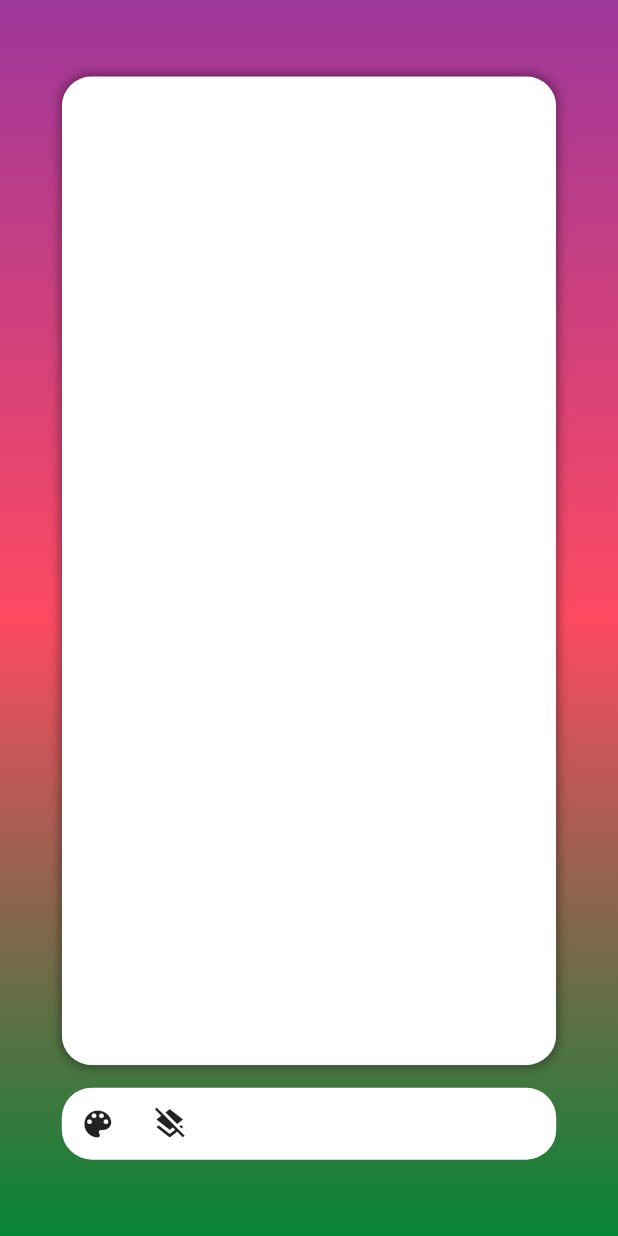
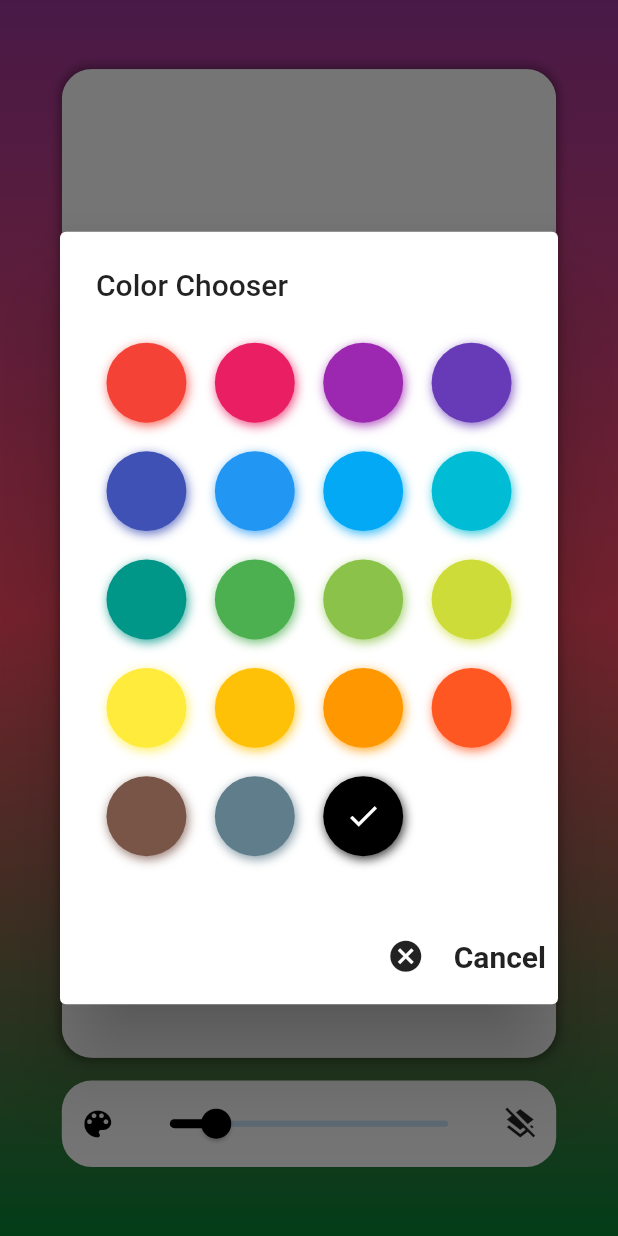
Before and after one commit to bilawalmehmood/Flutter-Paint-App-Using-Custom-Paint, a Flutter app: the screen it shows after launch, after a tap on the "color lens" icon, on a phone screen of 412 x 824 dp. Run offline on Flutter 3.47's test engine with Material 2 defaults, Android fonts, the phone set to English and light mode, and no system bars; drawn by our look-alikes of flutter_colorpicker; our stand-ins replace get.

Commit message:
completed app

```diff
--- /dev/null
+++ b/lib/models/drwing_area_model.dart
@@ -0,0 +1,11 @@
+// ignore_for_file: public_member_api_docs, sort_constructors_first
+import 'package:flutter/widgets.dart';
+
+class DrwingAreaModel {
+  Offset? point;
+  Paint? areaPaint;
+  DrwingAreaModel({
+    this.point,
+    this.areaPaint,
+  });
+}
--- a/lib/screens/home/components/my_custom_painter.dart
+++ b/lib/screens/home/components/my_custom_painter.dart
@@ -1,12 +1,19 @@
 import 'dart:ui';
 
 import 'package:flutter/material.dart';
+import 'package:flutter_painting_app/models/drwing_area_model.dart';
 import 'package:get/get.dart';
 
 class MyCustomPainter extends CustomPainter {
-  List<Offset?> points = [];
+  List<DrwingAreaModel?> points = [];
+  Color selctedColor;
+  double strokeWidth;
 
-  MyCustomPainter({required this.points});
+  MyCustomPainter({
+    required this.points,
+    required this.selctedColor,
+    required this.strokeWidth,
+  });
 
   @override
   void paint(Canvas canvas, Size size) {
@@ -15,17 +22,13 @@ class MyCustomPainter extends CustomPainter {
     Rect rect = Rect.fromLTWH(0, 0, Get.width * .8, Get.height * .8);
     canvas.drawRect(rect, backgroungColor);
 
-    Paint paint = Paint();
-    paint.color = Colors.black;
-    paint.strokeWidth = 3.0;
-    paint.isAntiAlias = true;
-    paint.strokeCap = StrokeCap.round;
-
     for (int i = 0; i < points.length; i++) {
       if (points[i] != null && points[i + 1] != null) {
-        canvas.drawLine(points[i]!, points[i + 1]!, paint);
+        Paint? paint = points[i]!.areaPaint;
+        canvas.drawLine(points[i]!.point!, points[i + 1]!.point!, paint!);
       } else if (points[i] != null && points[i + 1] == null) {
-        canvas.drawPoints(PointMode.points, [points[i]!], paint);
+        Paint? paint = points[i]!.areaPaint;
+        canvas.drawPoints(PointMode.points, [points[i]!.point!], paint!);
       }
     }
   }
--- a/lib/screens/home/controller/home_controller.dart
+++ b/lib/screens/home/controller/home_controller.dart
@@ -1,7 +1,61 @@
-import 'package:flutter/widgets.dart';
-import 'package:get/state_manager.dart';
+import 'package:flutter/material.dart';
+import 'package:flutter_colorpicker/flutter_colorpicker.dart';
+import 'package:get/get.dart';
 
 class HomeController extends GetxController {
-  final Rx<List<Offset?>> points = Rx<List<Offset?>>([]);
-  // List<Offset?> get points => _points.value;
+  final Rx<List<Offset?>> _points = Rx<List<Offset?>>([]);
+  List<Offset?> get points => _points.value;
+
+  late final Rx<Color> selectedColor;
+  late final Rx<double> strokWidth;
+
+  @override
+  void onInit() {
+    super.onInit();
+    selectedColor = Colors.black.obs;
+    strokWidth = 2.0.obs;
+  }
+
+  @override
+  void onClose() {
+    selectedColor = Colors.white.obs;
+    strokWidth = 0.0.obs;
+    super.onClose();
+  }
+
+  void setColor(BuildContext context) {
+    showDialog(
+      context: context,
+      builder: (BuildContext context) {
+        return AlertDialog(
+          title: const Text("Color Chooser"),
+          content: SingleChildScrollView(
+            child: Obx(
+              () => BlockPicker(
+                pickerColor: selectedColor.value,
+                onColorChanged: (color) {
+                  selectedColor(color);
+                },
+              ),
+            ),
+          ),
+          actions: [
+            IconButton(
+              onPressed: () {
+                Get.back();
+              },
+              icon: const Icon(
+                Icons.cancel,
+                size: 25,
+              ),
+            ),
+            const Text(
+              "Cancel",
+              style: TextStyle(fontSize: 20, fontWeight: FontWeight.bold),
+            )
+          ],
+        );
+      },
+    );
+  }
 }
--- a/lib/screens/home/home_screen.dart
+++ b/lib/screens/home/home_screen.dart
@@ -1,4 +1,5 @@
 import 'package:flutter/material.dart';
+import 'package:flutter_painting_app/models/drwing_area_model.dart';
 import 'package:flutter_painting_app/screens/home/components/custom_gradient.dart';
 import 'package:flutter_painting_app/screens/home/components/my_custom_painter.dart';
 import 'package:flutter_painting_app/screens/home/controller/home_controller.dart';
@@ -12,7 +13,8 @@ class HomeScreen extends StatefulWidget {
 }
 
 class _HomeScreenState extends State<HomeScreen> {
-  List<Offset?> points = [];
+  late final HomeController controller = Get.put(HomeController());
+  List<DrwingAreaModel?> points = [];
   @override
   Widget build(BuildContext context) {
     Get.put(HomeController());
@@ -41,12 +43,26 @@ class _HomeScreenState extends State<HomeScreen> {
                     child: GestureDetector(
                       onPanDown: (details) {
                         setState(() {
-                          points.add(details.localPosition);
+                          points.add(DrwingAreaModel(
+                            point: details.localPosition,
+                            areaPaint: Paint()
+                              ..color = controller.selectedColor.value
+                              ..strokeCap = StrokeCap.round
+                              ..strokeWidth = controller.strokWidth.value
+                              ..isAntiAlias = true,
+                          ));
                         });
                       },
                       onPanUpdate: (details) {
                         setState(() {
-                          points.add(details.localPosition);
+                          points.add(DrwingAreaModel(
+                            point: details.localPosition,
+                            areaPaint: Paint()
+                              ..color = controller.selectedColor.value
+                              ..strokeCap = StrokeCap.round
+                              ..strokeWidth = controller.strokWidth.value
+                              ..isAntiAlias = true,
+                          ));
                         });
                       },
                       onPanEnd: (details) {
@@ -57,7 +73,11 @@ class _HomeScreenState extends State<HomeScreen> {
                       child: ClipRRect(
                         borderRadius: BorderRadius.circular(20),
                         child: CustomPaint(
-                          painter: MyCustomPainter(points: points),
+                          painter: MyCustomPainter(
+                            points: points,
+                            selctedColor: controller.selectedColor.value,
+                            strokeWidth: controller.strokWidth.value,
+                          ),
                         ),
                       ),
                     ),
@@ -65,17 +85,41 @@ class _HomeScreenState extends State<HomeScreen> {
                   const SizedBox(height: 15),
                   Container(
                     width: Get.width * .8,
+                    height: Get.height * .07,
                     decoration: BoxDecoration(
                       color: Colors.white,
                       borderRadius: BorderRadius.circular(20),
                     ),
                     child: Row(
                       children: [
+                        Obx(
+                          () => IconButton(
+                            onPressed: () => controller.setColor(context),
+                            icon: const Icon(
+                              Icons.color_lens,
+                            ),
+                            color: controller.selectedColor.value,
+                          ),
+                        ),
+                        Obx(
+                          () => Expanded(
+                            child: Slider(
+                              min: 1.0,
+                              max: 7.0,
+                              value: controller.strokWidth.value,
+                              activeColor: controller.selectedColor.value,
+                              onChanged: (value) {
+                                controller.strokWidth(value);
+                              },
+                            ),
+                          ),
+                        ),
                         IconButton(
-                            onPressed: () {},
-                            icon: const Icon(Icons.color_lens)),
-                        IconButton(
-                            onPressed: () {},
+                            onPressed: () {
+                              setState(() {
+                                points.clear();
+                              });
+                            },
                             icon: const Icon(Icons.layers_clear))
                       ],
                     ),
```
